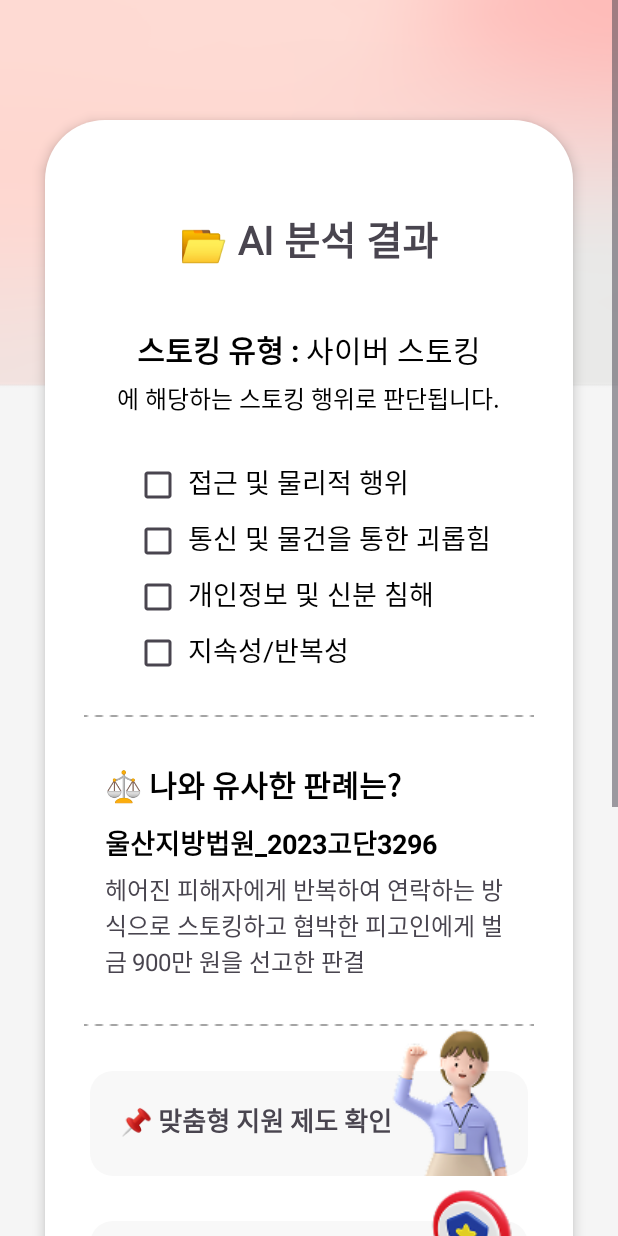
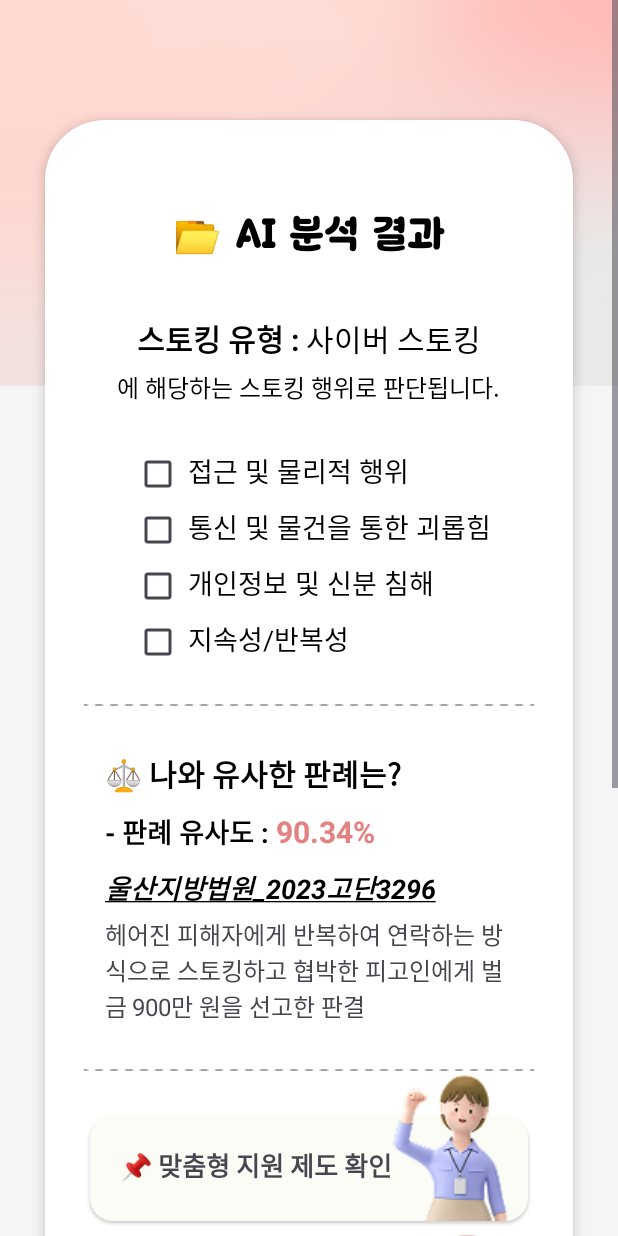
Before and after one commit to lovelhee/Stopping, an Android app: the ResultActivity screen opened directly, with no data from a screen before it, on a phone screen of 412 x 824 dp. Run offline under Robolectric (Android 15) with nearby library versions, the phone set to English and light mode, and no system bars.

Commit message:
style: update result screen design

```diff
--- a/src/main/java/com/example/stopping/result/ResultActivity.kt
+++ b/src/main/java/com/example/stopping/result/ResultActivity.kt
@@ -1,6 +1,9 @@
 package com.example.stopping.result
 
 import android.os.Bundle
+import android.text.SpannableString
+import android.text.style.UnderlineSpan
+import android.widget.TextView
 import androidx.activity.enableEdgeToEdge
 import androidx.appcompat.app.AppCompatActivity
 import androidx.core.view.ViewCompat
@@ -17,5 +20,12 @@ class ResultActivity : AppCompatActivity() {
             v.setPadding(systemBars.left, systemBars.top, systemBars.right, systemBars.bottom)
             insets
         }
+
+        val tvName = findViewById<TextView>(R.id.tvName)
+        val text = "울산지방법원_2023고단3296"
+        val underlined = SpannableString(text).apply {
+            setSpan(UnderlineSpan(), 0, text.length, 0)
+        }
+        tvName.text = underlined
     }
 }
--- /dev/null
+++ b/src/main/res/drawable/rounded_yellow_btn.xml
@@ -0,0 +1,12 @@
+<?xml version="1.0" encoding="utf-8"?>
+<shape xmlns:android="http://schemas.android.com/apk/res/android"
+    android:shape="rectangle">
+
+    <!-- 배경색: 흰색 -->
+    <solid android:color="#FCFCF7" />
+
+
+
+    <!-- 둥근 모서리 -->
+    <corners android:radius="15dp" />
+</shape>
--- a/src/main/res/layout/activity_result.xml
+++ b/src/main/res/layout/activity_result.xml
@@ -44,8 +44,9 @@
                 android:layout_width="wrap_content"
                 android:layout_height="wrap_content"
                 android:text="📂 AI 분석 결과"
+                android:textColor="@color/black"
                 android:layout_marginTop="60dp"
-                android:fontFamily="@font/bmjua_otf"
+                android:fontFamily="@font/hakgoansim_bold"
                 android:textSize="26sp"
                 android:textStyle="bold"/>
 
@@ -64,6 +65,7 @@
                     android:textSize="20sp"/>
 
                 <TextView
+                    android:id="@+id/tvType"
                     android:layout_width="wrap_content"
                     android:layout_height="wrap_content"
                     android:text="사이버 스토킹"
@@ -89,6 +91,7 @@
                 android:orientation="horizontal">
 
                 <CheckBox
+                    android:id="@+id/checkbox1"
                     android:layout_width="20dp"
                     android:layout_height="20dp"/>
 
@@ -111,6 +114,7 @@
                 android:orientation="horizontal">
 
                 <CheckBox
+                    android:id="@+id/checkbox2"
                     android:layout_width="20dp"
                     android:layout_height="20dp"/>
 
@@ -133,6 +137,7 @@
                 android:orientation="horizontal">
 
                 <CheckBox
+                    android:id="@+id/checkbox3"
                     android:layout_width="20dp"
                     android:layout_height="20dp"/>
 
@@ -155,6 +160,7 @@
                 android:orientation="horizontal">
 
                 <CheckBox
+                    android:id="@+id/checkbox4"
                     android:layout_width="20dp"
                     android:layout_height="20dp"/>
 
@@ -185,19 +191,48 @@
                 android:textStyle="bold"
                 android:textColor="@color/black"/>
 
+            <LinearLayout
+                android:layout_width="wrap_content"
+                android:orientation="horizontal"
+                android:layout_marginStart="40dp"
+                android:layout_marginTop="10dp"
+                android:layout_gravity="start"
+                android:layout_height="wrap_content">
+
+                <TextView
+                    android:layout_width="wrap_content"
+                    android:layout_height="wrap_content"
+                    android:textSize="18sp"
+                    android:text="- 판례 유사도 : "
+                    android:textColor="@color/black"
+                    android:textStyle="bold"/>
+
+                <TextView
+                    android:id="@+id/tvPer"
+                    android:layout_width="wrap_content"
+                    android:layout_height="wrap_content"
+                    android:textSize="20sp"
+                    android:textStyle="bold"
+                    android:text="90.34%"
+                    android:textColor="#E48181" />
+
+            </LinearLayout>
+
             <TextView
+                android:id="@+id/tvName"
                 android:layout_width="wrap_content"
                 android:layout_height="wrap_content"
                 android:text="울산지방법원_2023고단3296"
                 android:layout_gravity="start"
                 android:layout_marginEnd="40dp"
-                android:textStyle="bold"
+                android:textStyle="bold|italic"
                 android:layout_marginStart="40dp"
                 android:textSize="18sp"
                 android:textColor="@color/black"
                 android:layout_marginTop="10dp"/>
 
             <TextView
+                android:id="@+id/tvContent"
                 android:layout_width="wrap_content"
                 android:layout_height="wrap_content"
                 android:text="헤어진 피해자에게 반복하여 연락하는 방식으로 스토킹하고 협박한 피고인에게 벌금 900만 원을 선고한 판결"
@@ -213,13 +248,15 @@
                 android:layout_marginTop="30dp"/>
 
             <FrameLayout
+                android:id="@+id/layoutPersonal"
                 android:layout_width="match_parent"
                 android:layout_height="70dp"
                 android:layout_marginTop="30dp"
                 android:layout_marginStart="30dp"
                 android:layout_marginEnd="30dp"
                 android:clipChildren="false"
-                android:background="@drawable/rounded_border_gray_btn">
+                android:elevation="1dp"
+                android:background="@drawable/rounded_yellow_btn">
 
                 <ImageView
                     android:layout_width="wrap_content"
@@ -240,13 +277,15 @@
             </FrameLayout>
 
             <FrameLayout
+                android:id="@+id/layoutType"
                 android:layout_width="match_parent"
                 android:layout_height="70dp"
+                android:elevation="1dp"
                 android:layout_marginTop="30dp"
                 android:layout_marginStart="30dp"
                 android:layout_marginEnd="30dp"
                 android:clipChildren="false"
-                android:background="@drawable/rounded_border_gray_btn">
+                android:background="@drawable/rounded_yellow_btn">
 
                 <ImageView
                     android:layout_width="wrap_content"
```
